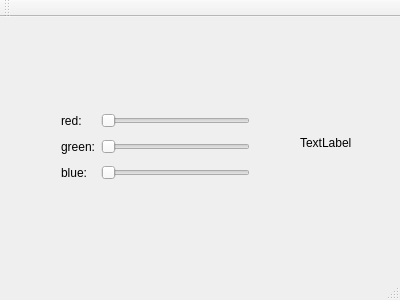
Before: the Qt Designer form student/12/colorpicker_designer/mainwindow.ui in prosperevergreen/tuni-comp.cs.110-spring-2021, drawn with Qt 5.
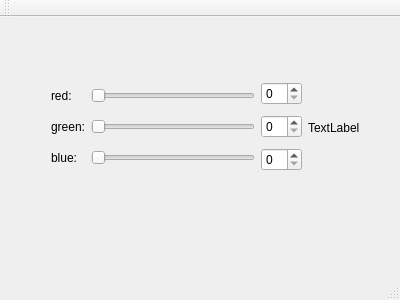
After: the same form once the commit is applied.

```diff
--- a/student/12/colorpicker_designer/mainwindow.ui
+++ b/student/12/colorpicker_designer/mainwindow.ui
@@ -14,15 +14,22 @@
    <string>MainWindow</string>
   </property>
   <widget class="QWidget" name="centralWidget">
-   <widget class="QWidget" name="gridLayoutWidget">
+   <widget class="QWidget" name="layoutWidget">
     <property name="geometry">
      <rect>
-      <x>50</x>
-      <y>80</y>
-      <width>211</width>
-      <height>101</height>
+      <x>40</x>
+      <y>50</y>
+      <width>331</width>
+      <height>121</height>
      </rect>
     </property>
+    <layout class="QHBoxLayout" name="horizontalLayout_2">
+     <item>
+      <layout class="QHBoxLayout" name="horizontalLayout" stretch="0,0">
+       <property name="sizeConstraint">
+        <enum>QLayout::SetMinAndMaxSize</enum>
+       </property>
+       <item>
     <layout class="QGridLayout" name="gridLayout">
      <item row="1" column="1">
       <widget class="QSlider" name="horizontalSliderRed">
@@ -45,13 +52,6 @@
        </property>
       </widget>
      </item>
-     <item row="3" column="1">
-      <widget class="QSlider" name="horizontalSliderBlue">
-       <property name="orientation">
-        <enum>Qt::Horizontal</enum>
-       </property>
-      </widget>
-     </item>
      <item row="2" column="1">
       <widget class="QSlider" name="horizontalSliderGreen">
        <property name="orientation">
@@ -66,21 +66,45 @@
        </property>
       </widget>
      </item>
-    </layout>
-   </widget>
+         <item row="3" column="1">
+          <widget class="QSlider" name="horizontalSliderBlue">
+           <property name="orientation">
+            <enum>Qt::Horizontal</enum>
+           </property>
+          </widget>
+         </item>
+        </layout>
+       </item>
+       <item>
+        <layout class="QVBoxLayout" name="verticalLayout">
+         <property name="spacing">
+          <number>-1</number>
+         </property>
+         <property name="sizeConstraint">
+          <enum>QLayout::SetNoConstraint</enum>
+         </property>
+         <item>
+          <widget class="QSpinBox" name="spinBoxRed"/>
+         </item>
+         <item>
+          <widget class="QSpinBox" name="spinBoxGreen"/>
+         </item>
+         <item>
+          <widget class="QSpinBox" name="spinBoxBlue"/>
+         </item>
+        </layout>
+       </item>
+      </layout>
+     </item>
+     <item>
    <widget class="QLabel" name="colorLabel">
-    <property name="geometry">
-     <rect>
-      <x>300</x>
-      <y>100</y>
-      <width>62</width>
-      <height>51</height>
-     </rect>
-    </property>
     <property name="text">
      <string>TextLabel</string>
     </property>
    </widget>
+     </item>
+    </layout>
+   </widget>
   </widget>
   <widget class="QMenuBar" name="menuBar">
    <property name="geometry">
@@ -88,7 +112,7 @@
      <x>0</x>
      <y>0</y>
      <width>400</width>
-     <height>25</height>
+     <height>22</height>
     </rect>
    </property>
   </widget>
```
Left out of the diff: 99 changed lines with no effect on the pictures. Lines whose indentation alone changed are shown as unchanged.
